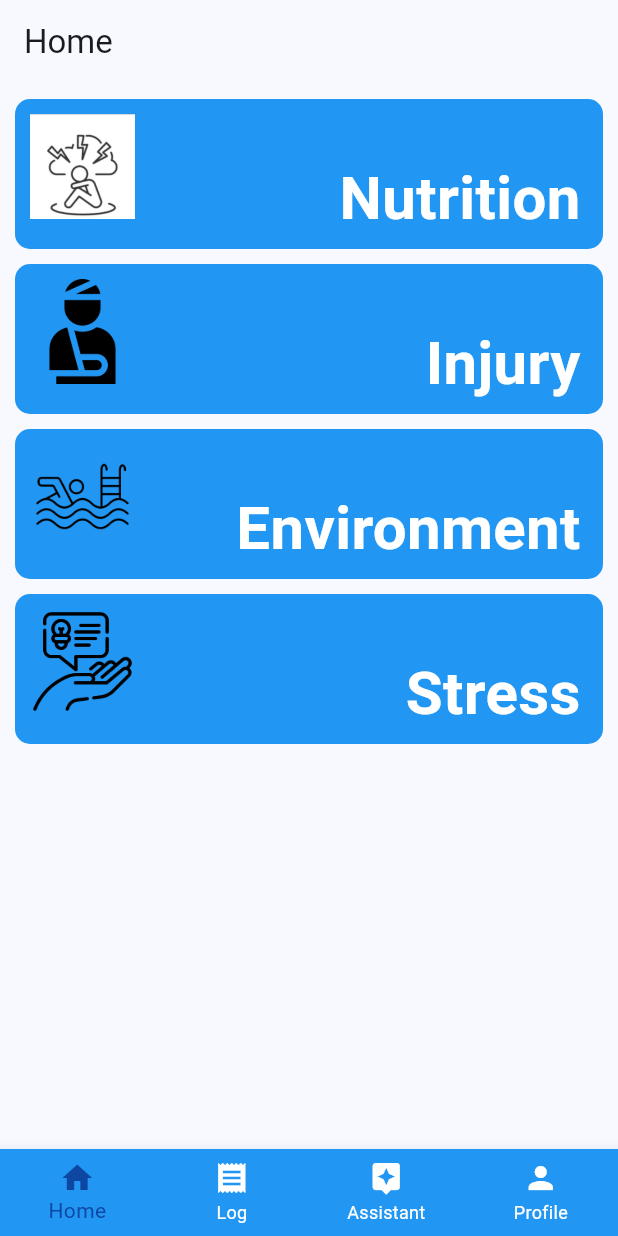
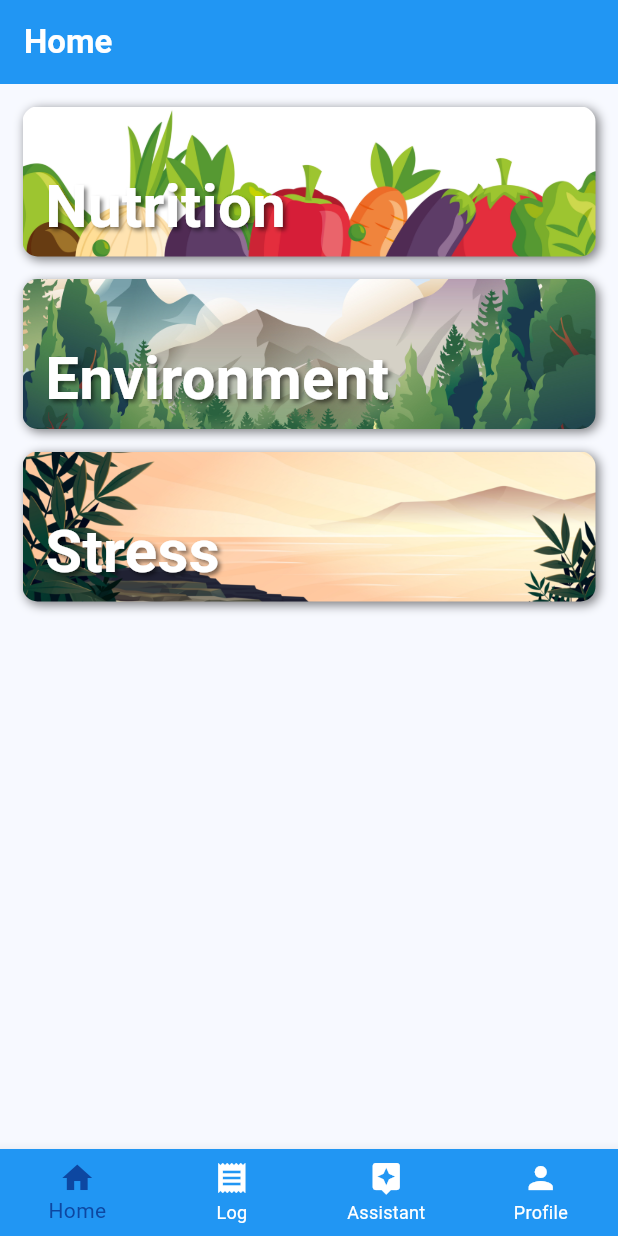
Before and after one commit to Makari0us/swim_z, a Flutter app: the RoutePage screen opened directly, on a phone screen of 412 x 824 dp. Run offline on Flutter 3.47's test engine with Material 2 defaults, Android fonts, the phone set to English and light mode, and no system bars; our stand-ins replace audioplayers, cloud_firestore, firebase_auth, firebase_core, firebase_storage, google_maps_flutter and 2 more; accounts and stored records are empty; network calls fail; statements that could not run were skipped.

Commit message:
Updated UI

```diff
--- a/lib/pages/assistant_page.dart
+++ b/lib/pages/assistant_page.dart
@@ -61,9 +61,6 @@ class _AssistantPageState extends State<AssistantPage> {
   @override
   Widget build(BuildContext context) {
     return Scaffold(
-      appBar: AppBar(
-        title: Text('Assistant'),
-      ),
       body: Column(
         children: [
           Expanded(
--- a/lib/pages/environment_page.dart
+++ b/lib/pages/environment_page.dart
@@ -2,14 +2,14 @@ import 'package:flutter/material.dart';
 import 'package:google_maps_flutter/google_maps_flutter.dart';
 import 'package:location/location.dart';
 
-class EnviromentPage extends StatefulWidget {
-  const EnviromentPage({super.key});
+class EnvironmentPage extends StatefulWidget {
+  const EnvironmentPage({super.key});
 
   @override
-  State<EnviromentPage> createState() => _EnviromentPageState();
+  State<EnvironmentPage> createState() => _EnvironmentPageState();
 }
 
-class _EnviromentPageState extends State<EnviromentPage> {
+class _EnvironmentPageState extends State<EnvironmentPage> {
   GoogleMapController? _mapController;
   LocationData? _currentLocation;
   Location _location = Location();
--- a/lib/pages/home_page.dart
+++ b/lib/pages/home_page.dart
@@ -6,10 +6,7 @@ import 'package:swim_z/pages/nutrition_page.dart';
 import 'package:swim_z/pages/profile_page.dart';
 import 'package:swim_z/pages/search_page.dart';
 import 'package:swim_z/pages/stress_page.dart';
-
 import 'log_page.dart';
-
-// import 'bottom_navigation_bar.dart';
 
 class HomePage extends StatefulWidget {
   const HomePage({super.key});
@@ -21,46 +18,70 @@ class HomePage extends StatefulWidget {
 class _HomePageState extends State<HomePage> {
   String userUID = FirebaseAuth.instance.currentUser!.uid;
 
-  Widget buildSection(String title, String imageAsset, Widget page) {
+  // Widget buildSection(String title, String imageAsset, String bgImageAsset, Widget page) {
+  Widget buildSection(String title, String bgImageAsset, Widget page) {
     return Padding(
-      padding: const EdgeInsets.fromLTRB(10.0, 10.0, 10.0, 0.0),
+      padding: const EdgeInsets.fromLTRB(15.0, 15.0, 15.0, 0.0),
       child: GestureDetector(
         onTap: () {
           Navigator.push(
-              context, MaterialPageRoute(builder: (context) => page));
+            context,
+            MaterialPageRoute(builder: (context) => page),
+          );
         },
+        child: Container(
+          decoration: BoxDecoration(
+            borderRadius: BorderRadius.circular(10.0),
+            boxShadow: [
+              BoxShadow(
+                color: Colors.black.withOpacity(0.5),
+                offset: Offset(2.0, 2.0),
+                blurRadius: 5.0,
+              ),
+            ],
+          ),
           child: Stack(
             children: [
               ClipRRect(
                 borderRadius: BorderRadius.circular(10.0),
-              child: Container(
+                child: Image.asset(
+                  'assets/images/$bgImageAsset', // Background image
                   height: 100,
-                color: Colors.blue,
+                  width: double.infinity,
+                  fit: BoxFit.cover,
                 ),
               ),
               Positioned(
                 bottom: 5.0,
-              right: 15.0,
+                left: 15.0,
                 child: Text(
                   title,
                   style: TextStyle(
                     color: Colors.white,
                     fontSize: 40.0,
                     fontWeight: FontWeight.bold,
+                    shadows: <Shadow>[
+                      Shadow(
+                        offset: Offset(2.0, 2.0),
+                        blurRadius: 3.0,
+                        color: Colors.black.withOpacity(0.5),
+                      ),
+                    ],
                   ),
                 ),
               ),
-            Positioned(
-              top: 10.0,
-              left: 10.0,
-              child: Image.asset(
-                'assets/images/$imageAsset',
-                height: 70.0,
-                width: 70.0,
-                fit: BoxFit.cover,
+              // Positioned(
+              //   top: 10.0,
+              //   left: 10.0,
+              //   child: Image.asset(
+              //     'assets/images/$imageAsset',
+              //     height: 70.0,
+              //     width: 70.0,
+              //     fit: BoxFit.cover,
+              //   ),
+              // ),
+            ],
           ),
-            ),
-          ],
         ),
       ),
     );
@@ -69,22 +90,20 @@ class _HomePageState extends State<HomePage> {
   @override
   Widget build(BuildContext context) {
     return Scaffold(
-      appBar: AppBar(
-        title: Text('Home'),
-      ),
       body: SingleChildScrollView(
         child: Column(
           children: [
-            // buildSection('Advice', 'advice-icon.png', AssistantPage()),
-            buildSection('Nutrition', 'anxiety-icon.png', NutritionPage()),
-            // buildSection('Log Page', 'anxiety-icon.png', LogPage()),
-            // buildSection('Profile Page', 'anxiety-icon.png',
-            //     ProfilePage(userID: userUID)),
-            buildSection('Injury', 'injury-icon.png',
-                Container()), // Replace 'Container()' with the actual injury page.
+            // buildSection('Nutrition', 'anxiety-icon.png', 'nutrition-bg.jpg',
+            //     NutritionPage()),
+            // buildSection('Environment', 'environment-icon.png',
+            //     'environment-bg.jpg', EnvironmentPage()),
+            // buildSection(
+            //     'Stress', 'advice-icon.png', 'stress-bg.jpg', StressPage()),
+
+            buildSection('Nutrition', 'nutrition2-bg.jpg', NutritionPage()),
             buildSection(
-                'Environment', 'environment-icon.png', EnviromentPage()),
-            buildSection('Stress', 'advice-icon.png', StressPage()),
+                'Environment', 'environment-bg.jpg', EnvironmentPage()),
+            buildSection('Stress', 'stress-bg.jpg', StressPage()),
           ],
         ),
       ),
--- a/lib/pages/journal_page.dart
+++ b/lib/pages/journal_page.dart
@@ -32,9 +32,6 @@ class _JournalPageState extends State<JournalPage> {
   @override
   Widget build(BuildContext context) {
     return Scaffold(
-      appBar: AppBar(
-        title: Text('Journal'),
-      ),
       body: StreamBuilder<QuerySnapshot>(
         stream: FirebaseFirestore.instance
             .collection("Users")
--- a/lib/pages/log_page.dart
+++ b/lib/pages/log_page.dart
@@ -116,9 +116,6 @@ class _LogPageState extends State<LogPage> {
   @override
   Widget build(BuildContext context) {
     return Scaffold(
-      appBar: AppBar(
-        title: Text("Journal"),
-      ),
       body: SingleChildScrollView(
         padding: EdgeInsets.all(20.0),
         child: Column(
--- a/lib/pages/profile_page.dart
+++ b/lib/pages/profile_page.dart
@@ -32,18 +32,12 @@ class _ProfilePageState extends State<ProfilePage> {
       builder: (context, snapshot) {
         if (snapshot.connectionState == ConnectionState.waiting) {
           return Scaffold(
-            appBar: AppBar(
-              title: Text('Profile'),
-            ),
             body: Center(
               child: CircularProgressIndicator(),
             ),
           );
         } else if (snapshot.hasError) {
           return Scaffold(
-            appBar: AppBar(
-              title: Text('Profile'),
-            ),
             body: Center(
               child: Text('Error: ${snapshot.error}'),
             ),
@@ -51,9 +45,6 @@ class _ProfilePageState extends State<ProfilePage> {
         } else {
           final user = snapshot.data;
           return Scaffold(
-            appBar: AppBar(
-              title: Text('Profile'),
-            ),
             body: Center(
               child: Column(
                 mainAxisAlignment: MainAxisAlignment.center,
--- a/lib/pages/route.dart
+++ b/lib/pages/route.dart
@@ -1,6 +1,7 @@
 import 'package:firebase_auth/firebase_auth.dart';
 import 'package:flutter/material.dart';
 import 'package:swim_z/pages/assistant_page.dart';
+import 'package:swim_z/pages/environment_page.dart';
 import 'package:swim_z/pages/home_page.dart';
 import 'package:swim_z/pages/journal_page.dart';
 import 'package:swim_z/pages/log_page.dart';
@@ -24,12 +25,32 @@ class _RoutePageState extends State<RoutePage> {
     LogPage(),
     AssistantPage(),
     ProfilePage(userID: FirebaseAuth.instance.currentUser!.uid),
-    StressPage(),
+    // NutritionPage(),
+    // Container(),
+    // EnvironmentPage(),
+    // StressPage(),
+  ];
+
+  final List<String> _pageTitles = [
+    'Home',
+    'Log',
+    'Assistant',
+    'Profile',
   ];
 
   @override
   Widget build(BuildContext context) {
     return Scaffold(
+      appBar: AppBar(
+        title: Text(
+          _pageTitles[_currentIndex],
+          style: TextStyle(
+            color: Colors.white,
+            fontWeight: FontWeight.bold,
+          ),
+        ),
+        backgroundColor: Colors.blue,
+      ),
       body: PageView(
         controller: _pageController,
         children: _pages,
```
Also changed, not shown: assets/images/environment-bg.jpg (added), assets/images/nutrition-bg.jpg (added), assets/images/nutrition2-bg.jpg (added), assets/images/stress-bg.jpg (added). Lines whose indentation alone changed are shown as unchanged.
